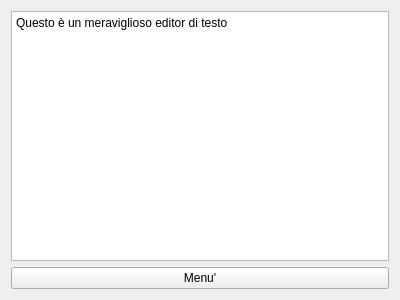
Qt form CLIENT/GUI/ui/gui_editor.ui (GiuliCler/GIMPteam) before a commit.
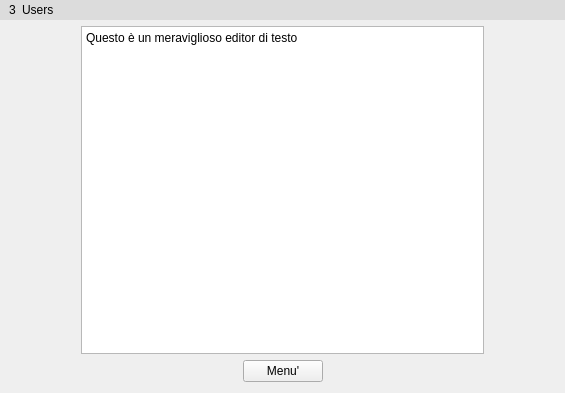
The same form after that commit.

Commit message: Barra Users con icone e nomi

The edit to the form file:
```diff
--- a/CLIENT/GUI/ui/gui_editor.ui
+++ b/CLIENT/GUI/ui/gui_editor.ui
@@ -6,27 +6,218 @@
    <rect>
     <x>0</x>
     <y>0</y>
-    <width>400</width>
-    <height>300</height>
+    <width>565</width>
+    <height>393</height>
    </rect>
   </property>
   <property name="windowTitle">
    <string>Form</string>
   </property>
-  <layout class="QVBoxLayout" name="verticalLayout">
+  <layout class="QVBoxLayout" name="verticalLayout_2">
+   <property name="leftMargin">
+    <number>0</number>
+   </property>
+   <property name="topMargin">
+    <number>0</number>
+   </property>
+   <property name="rightMargin">
+    <number>0</number>
+   </property>
    <item>
-    <widget class="QPlainTextEdit" name="plainTextEdit">
-     <property name="plainText">
-      <string>Questo è un meraviglioso editor di testo</string>
+    <widget class="QWidget" name="usersMenuWidget" native="true">
+     <property name="sizePolicy">
+      <sizepolicy hsizetype="Expanding" vsizetype="Preferred">
+       <horstretch>0</horstretch>
+       <verstretch>0</verstretch>
+      </sizepolicy>
      </property>
+     <property name="palette">
+      <palette>
+       <active>
+        <colorrole role="Base">
+         <brush brushstyle="SolidPattern">
+          <color alpha="255">
+           <red>255</red>
+           <green>255</green>
+           <blue>255</blue>
+          </color>
+         </brush>
+        </colorrole>
+        <colorrole role="Window">
+         <brush brushstyle="SolidPattern">
+          <color alpha="255">
+           <red>220</red>
+           <green>220</green>
+           <blue>220</blue>
+          </color>
+         </brush>
+        </colorrole>
+       </active>
+       <inactive>
+        <colorrole role="Base">
+         <brush brushstyle="SolidPattern">
+          <color alpha="255">
+           <red>255</red>
+           <green>255</green>
+           <blue>255</blue>
+          </color>
+         </brush>
+        </colorrole>
+        <colorrole role="Window">
+         <brush brushstyle="SolidPattern">
+          <color alpha="255">
+           <red>220</red>
+           <green>220</green>
+           <blue>220</blue>
+          </color>
+         </brush>
+        </colorrole>
+       </inactive>
+       <disabled>
+        <colorrole role="Base">
+         <brush brushstyle="SolidPattern">
+          <color alpha="255">
+           <red>220</red>
+           <green>220</green>
+           <blue>220</blue>
+          </color>
+         </brush>
+        </colorrole>
+        <colorrole role="Window">
+         <brush brushstyle="SolidPattern">
+          <color alpha="255">
+           <red>220</red>
+           <green>220</green>
+           <blue>220</blue>
+          </color>
+         </brush>
+        </colorrole>
+       </disabled>
+      </palette>
+     </property>
+     <property name="autoFillBackground">
+      <bool>true</bool>
+     </property>
+     <layout class="QHBoxLayout" name="horizontalLayout_2" stretch="0,0,0,0">
+      <property name="topMargin">
+       <number>0</number>
+      </property>
+      <property name="bottomMargin">
+       <number>0</number>
+      </property>
+      <item>
+       <widget class="QLabel" name="numberUsersLabel">
+        <property name="text">
+         <string>3</string>
+        </property>
+       </widget>
+      </item>
+      <item>
+       <widget class="QLabel" name="label">
+        <property name="text">
+         <string>Users</string>
+        </property>
+       </widget>
+      </item>
+      <item>
+       <widget class="QWidget" name="iconsWidget" native="true">
+        <property name="sizePolicy">
+         <sizepolicy hsizetype="Fixed" vsizetype="Preferred">
+          <horstretch>0</horstretch>
+          <verstretch>0</verstretch>
+         </sizepolicy>
+        </property>
+       </widget>
+      </item>
+      <item>
+       <spacer name="horizontalSpacer_5">
+        <property name="orientation">
+         <enum>Qt::Horizontal</enum>
+        </property>
+        <property name="sizeHint" stdset="0">
+         <size>
+          <width>40</width>
+          <height>20</height>
+         </size>
+        </property>
+       </spacer>
+      </item>
+     </layout>
     </widget>
    </item>
    <item>
-    <widget class="QPushButton" name="menuPushButton">
-     <property name="text">
-      <string>Menu'</string>
-     </property>
-    </widget>
+    <layout class="QHBoxLayout" name="horizontalLayout" stretch="1,5,1">
+     <item>
+      <spacer name="horizontalSpacer">
+       <property name="orientation">
+        <enum>Qt::Horizontal</enum>
+       </property>
+       <property name="sizeHint" stdset="0">
+        <size>
+         <width>40</width>
+         <height>20</height>
+        </size>
+       </property>
+      </spacer>
+     </item>
+     <item>
+      <layout class="QGridLayout" name="gridLayout">
+       <item row="0" column="0" colspan="3">
+        <widget class="QPlainTextEdit" name="plainTextEdit">
+         <property name="plainText">
+          <string>Questo è un meraviglioso editor di testo</string>
+         </property>
+        </widget>
+       </item>
+       <item row="1" column="0">
+        <spacer name="horizontalSpacer_3">
+         <property name="orientation">
+          <enum>Qt::Horizontal</enum>
+         </property>
+         <property name="sizeHint" stdset="0">
+          <size>
+           <width>40</width>
+           <height>20</height>
+          </size>
+         </property>
+        </spacer>
+       </item>
+       <item row="1" column="1">
+        <widget class="QPushButton" name="menuPushButton">
+         <property name="text">
+          <string>Menu'</string>
+         </property>
+        </widget>
+       </item>
+       <item row="1" column="2">
+        <spacer name="horizontalSpacer_4">
+         <property name="orientation">
+          <enum>Qt::Horizontal</enum>
+         </property>
+         <property name="sizeHint" stdset="0">
+          <size>
+           <width>40</width>
+           <height>20</height>
+          </size>
+         </property>
+        </spacer>
+       </item>
+      </layout>
+     </item>
+     <item>
+      <spacer name="horizontalSpacer_2">
+       <property name="orientation">
+        <enum>Qt::Horizontal</enum>
+       </property>
+       <property name="sizeHint" stdset="0">
+        <size>
+         <width>40</width>
+         <height>20</height>
+        </size>
+       </property>
+      </spacer>
+     </item>
+    </layout>
    </item>
   </layout>
  </widget>
```
The commit also changes 7 other files.
